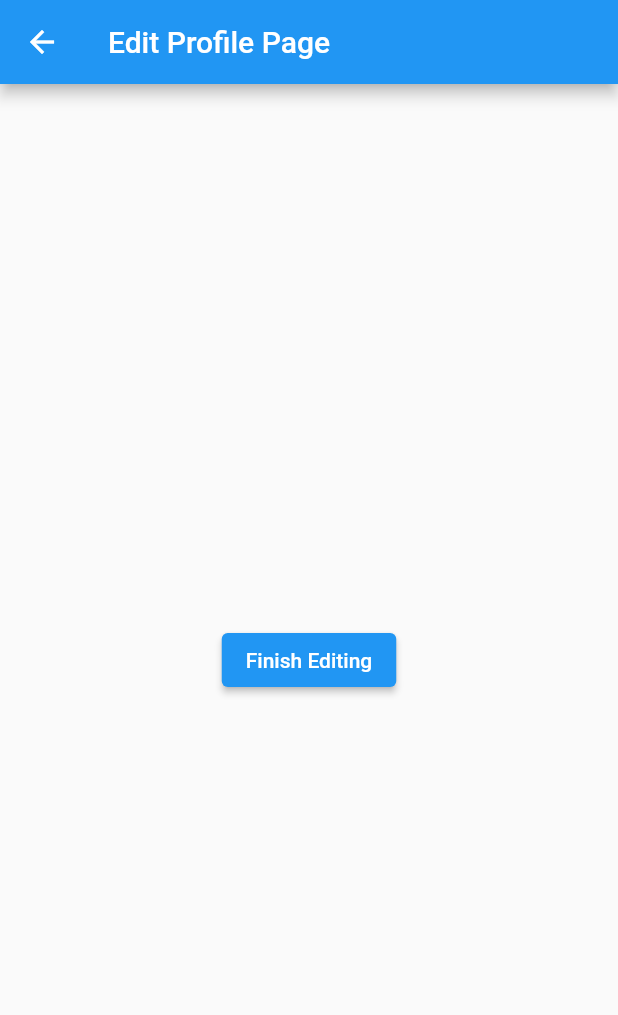
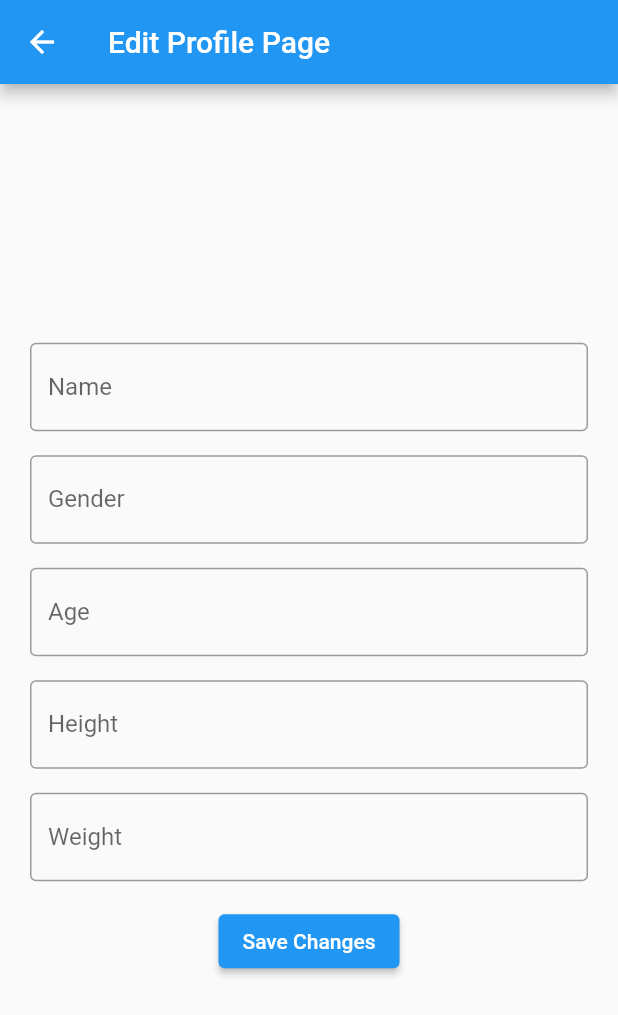
Before and after one commit to MarichenK/Biomedical-Technologies, a Flutter app: the EditProfilePage screen opened directly, on a phone screen of 412 x 824 dp. Shown: the top 1015 px of the screen. Run offline on Flutter 3.47's test engine with Material 2 defaults, Android fonts, the phone set to English and light mode, and no system bars.

Commit message:
EditProfilePersonlia

```diff
--- a/agri_fit/lib/screens/EditProfilePage.dart
+++ b/agri_fit/lib/screens/EditProfilePage.dart
@@ -1,11 +1,30 @@
+import 'package:agri_fit/screens/profilePage.dart';
 import 'package:flutter/material.dart';
 //import 'package:agri_fit/screens/profilePage.dart';
 
-class EditProfilePage extends StatelessWidget{
+class EditProfilePage extends StatefulWidget{
   const EditProfilePage({Key? key}) : super(key: key);
 
   static const route = '/editprofile/';
   static const routename = 'EditProfilePage';
+
+  @override
+  _EditPageState createState() => _EditPageState();
+}
+
+class _EditPageState extends State<EditProfilePage>{
+
+  final _textControllerName = TextEditingController();
+  final _textControllerGen = TextEditingController();
+  final _textControllerAge = TextEditingController();
+  final _textControllerHeight = TextEditingController();
+  final _textControllerWeight = TextEditingController();
+
+  String editName = '';
+  String editGen = '';
+  String editAge = '';
+  String editHeight = '';
+  String editWeight = '';
 
   @override
   Widget build(BuildContext context){
@@ -14,15 +33,98 @@ class EditProfilePage extends StatelessWidget{
       appBar: AppBar(
         title: const Text('Edit Profile Page'),
       ),
-      body: Center(
+      body: Padding(padding: const EdgeInsets.all(20.0),
         child: Column(
           mainAxisAlignment: MainAxisAlignment.center,
           children: [
+            TextField(
+              controller: _textControllerName,
+              decoration: const InputDecoration(
+                border: OutlineInputBorder(),
+                hintText: 'Full Name',
+                labelText: 'Name'),
+
+           ),
+           const SizedBox(height: 16,),
+           TextField(
+              controller: _textControllerGen,
+              decoration: const InputDecoration(
+                border: OutlineInputBorder(),
+                hintText: 'Gender (F/M)',
+                labelText: 'Gender')
+           ),
+           const SizedBox(height: 16,),
+            TextField(
+              controller: _textControllerAge,
+              decoration: const InputDecoration(
+                border: OutlineInputBorder(),
+                hintText: 'Your age',
+                labelText: 'Age'),
+              keyboardType: TextInputType.number,
+            ),
+            const SizedBox(height: 16,),
+            TextField(
+              controller: _textControllerHeight,
+              decoration: const InputDecoration(
+                border: OutlineInputBorder(),
+                hintText: 'Your height (in cm)',
+                labelText: 'Height'),
+              keyboardType: TextInputType.number,
+            ),
+            const SizedBox(height: 16),
+            TextField(
+              controller: _textControllerWeight,
+              decoration: const InputDecoration(
+                border: OutlineInputBorder(),
+                hintText: 'Your weight (in kg)',
+                labelText: 'Weight'),
+              keyboardType: TextInputType.number,
+            ),
+            const SizedBox(height: 16,),
             ElevatedButton(
-              onPressed: () {Navigator.pop(context);},
-              child: const Text('Finish Editing'))
+              onPressed: () {
+                Navigator.pop(context);
+                Navigator.push(context, MaterialPageRoute(
+                  builder: (context) => ProfilePage(editName : editName, editGen: editGen, editAge: editAge, editHeight: editHeight, editWeight: editWeight)));
+                  _setText();
+                  _setAge();
+                  _setGen();
+                  _setHeight();
+                  _setWeight();
+                },
+              child: const Text('Save Changes')),
           ],),),
     );
   }
 
+  void _setText(){
+    setState(() {
+      editName = _textControllerName.text;
+    });
+  }
+
+  void _setGen(){
+    setState(() {
+      editGen = _textControllerGen.text;
+    });
+  }
+
+  void _setAge(){
+    setState(() {
+      editAge = _textControllerAge.text;
+    });
+  }
+
+  void _setHeight(){
+    setState(() {
+      editHeight = _textControllerHeight.text;
+    });
+  }
+
+  void _setWeight(){
+    setState(() {
+      editWeight = _textControllerWeight.text;
+    });
+  }
+
 }
--- a/agri_fit/lib/screens/homePage.dart
+++ b/agri_fit/lib/screens/homePage.dart
@@ -22,7 +22,7 @@ class HomePage extends StatelessWidget {
             ElevatedButton(
               child: Text('To the profile'),
               onPressed: () {
-                Navigator.push(context, MaterialPageRoute(builder: (context) => ProfilePage()));
+                Navigator.push(context, MaterialPageRoute(builder: (context) => ProfilePage(editName: '', editAge: '', editGen: '', editHeight: '', editWeight: '',)));
               },
             ),
             ElevatedButton(
```
Also changed, not shown: agri_fit/lib/screens/profilePage.dart (+41 -13 lines).
